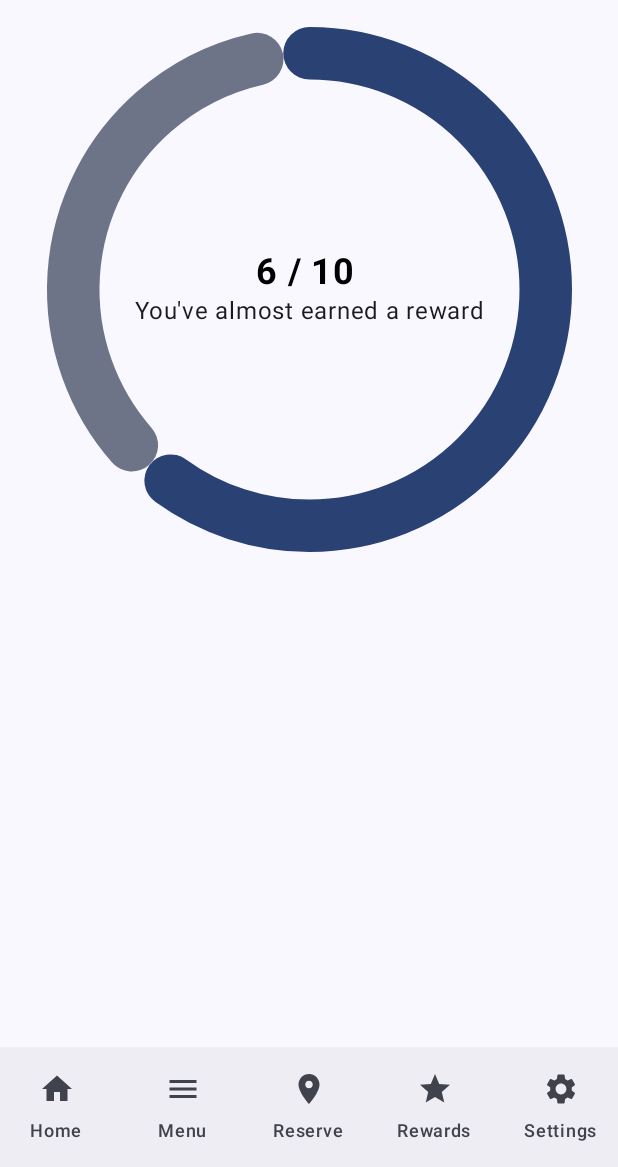
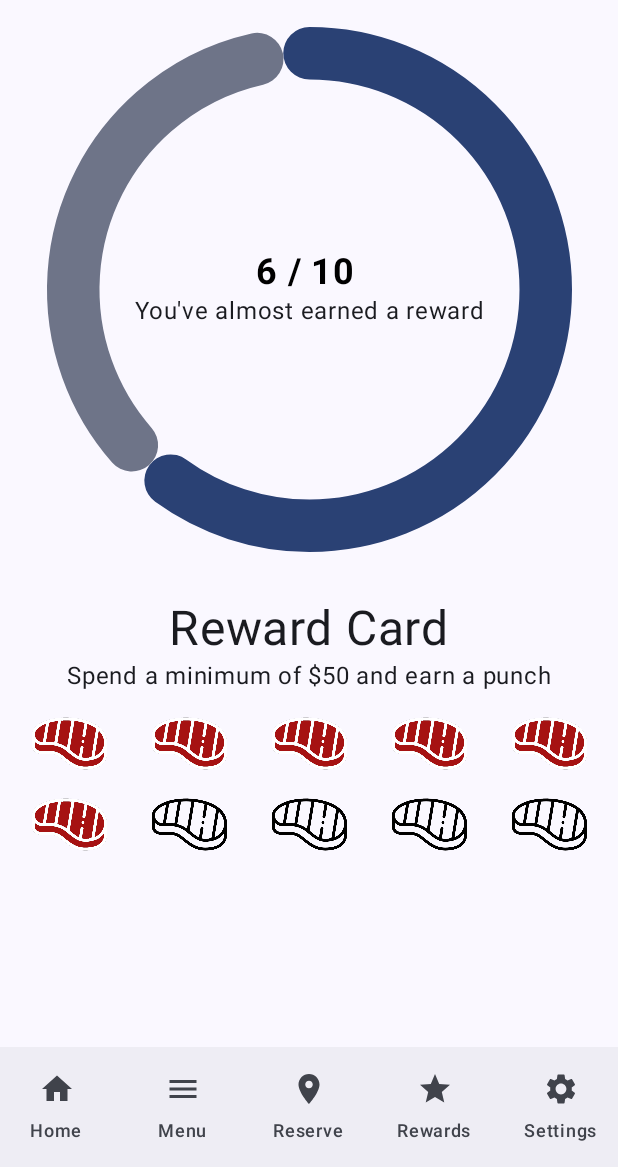
Before and after one commit to emi-a-dinh/mood_swing, an Android app built with Jetpack Compose: the RewardsScreen screen opened through its navigation route, on a phone screen of 412 x 824 dp, the part 69-1236 px from its top. Run offline under Robolectric (Android 15) with nearby library versions, the light colour scheme and no system bars.

Commit message:
finished rewards ui page

```diff
--- a/app/build.gradle.kts
+++ b/app/build.gradle.kts
@@ -3,11 +3,14 @@ plugins {
     alias(libs.plugins.kotlin.android)
     alias(libs.plugins.kotlin.compose)
     kotlin("plugin.serialization")
+    alias(libs.plugins.google.relay)
 }
 
 android {
     namespace = "com.zybooks.moodswing"
     compileSdk = 35
+
+
 
     defaultConfig {
         applicationId = "com.zybooks.moodswing"
--- a/app/src/main/java/com/zybooks/moodswing/ui/RewardsScreen.kt
+++ b/app/src/main/java/com/zybooks/moodswing/ui/RewardsScreen.kt
@@ -1,12 +1,17 @@
 package com.zybooks.moodswing.ui
 
+import androidx.compose.foundation.Image
 import androidx.compose.foundation.content.MediaType.Companion.Text
 import androidx.compose.foundation.layout.Arrangement
 import androidx.compose.foundation.layout.Box
 
 import androidx.compose.foundation.layout.Column
+import androidx.compose.foundation.layout.Spacer
 import androidx.compose.foundation.layout.fillMaxSize
+import androidx.compose.foundation.layout.padding
 import androidx.compose.foundation.layout.size
+import androidx.compose.foundation.lazy.grid.GridCells
+import androidx.compose.foundation.lazy.grid.LazyVerticalGrid
 import androidx.compose.material3.CircularProgressIndicator
 import androidx.compose.material3.Text
 
@@ -18,10 +23,13 @@ import androidx.compose.runtime.setValue
 import androidx.compose.ui.Alignment
 import androidx.compose.ui.Modifier
 import androidx.compose.ui.graphics.Color
+import androidx.compose.ui.res.painterResource
 import androidx.compose.ui.text.font.FontWeight
 import androidx.compose.ui.unit.Dp
 import androidx.compose.ui.unit.dp
 import androidx.compose.ui.unit.sp
+import com.zybooks.moodswing.R
+import com.zybooks.moodswing.rewardscard.RewardsCard
 
 @Composable
 fun RewardsScreen(viewModel: RewardsViewModel) {
@@ -32,8 +40,43 @@ fun RewardsScreen(viewModel: RewardsViewModel) {
         modifier = Modifier.fillMaxSize()
     ){
         RewardProgressCircle(progress)
+        Spacer(modifier = Modifier.padding(top = 32.dp))
+        RewardSteakCard(progress)
     }
 
+}
+
+@Composable
+fun RewardSteakCard(progress: Float){
+    val totalSteaks = 10
+    val filledSteaks = (progress * totalSteaks).toInt()
+
+    Column(
+        horizontalAlignment = Alignment.CenterHorizontally
+    ){
+        Text(
+            text = "Reward Card",
+            fontSize = 32.sp
+        )
+        Text(
+            text = "Spend a minimum of $50 and earn a punch"
+        )
+        LazyVerticalGrid( columns = GridCells.Fixed(5), // 5 per row
+            modifier = Modifier.padding(8.dp),
+            verticalArrangement = Arrangement.spacedBy(4.dp),
+            horizontalArrangement = Arrangement.spacedBy(4.dp)) {
+
+            items(totalSteaks) { index ->
+                val imageRes = if (index < filledSteaks) R.drawable.filled_steak else R.drawable.empty_steak
+                Image(
+                    painter = painterResource(id = imageRes),
+                    contentDescription = "Steak Reward",
+                    modifier = Modifier.size(50.dp)
+                )
+            }
+
+        }
+    }
 }
 
 @Composable
@@ -62,11 +105,5 @@ fun RewardProgressCircle(progress : Float){
                 text = if (progress < .5f) "Keep going!" else "You've almost earned a reward"
             )
         }
-
-
-
-
     }
-
-
 }
--- a/gradle/libs.versions.toml
+++ b/gradle/libs.versions.toml
@@ -37,3 +37,4 @@ androidx-storage = { group = "androidx.test.services", name = "storage", version
 android-application = { id = "com.android.application", version.ref = "agp" }
 kotlin-android = { id = "org.jetbrains.kotlin.android", version.ref = "kotlin" }
 kotlin-compose = { id = "org.jetbrains.kotlin.plugin.compose", version.ref = "kotlin" }
+google-relay = { id = "com.google.relay", version = "0.3.12" }
--- a/settings.gradle.kts
+++ b/settings.gradle.kts
@@ -1,12 +1,6 @@
 pluginManagement {
     repositories {
-        google {
-            content {
-                includeGroupByRegex("com\\.android.*")
-                includeGroupByRegex("com\\.google.*")
-                includeGroupByRegex("androidx.*")
-            }
-        }
+        google()
         mavenCentral()
         gradlePluginPortal()
     }
```
Also changed, not shown: app/src/main/res/drawable/empty_steak.png (added), app/src/main/res/drawable/filled_steak.png (added), app/src/main/ui-packages/rewards_card/empty_steak.png (added), app/src/main/ui-packages/rewards_card/filled_steak.png (added).
